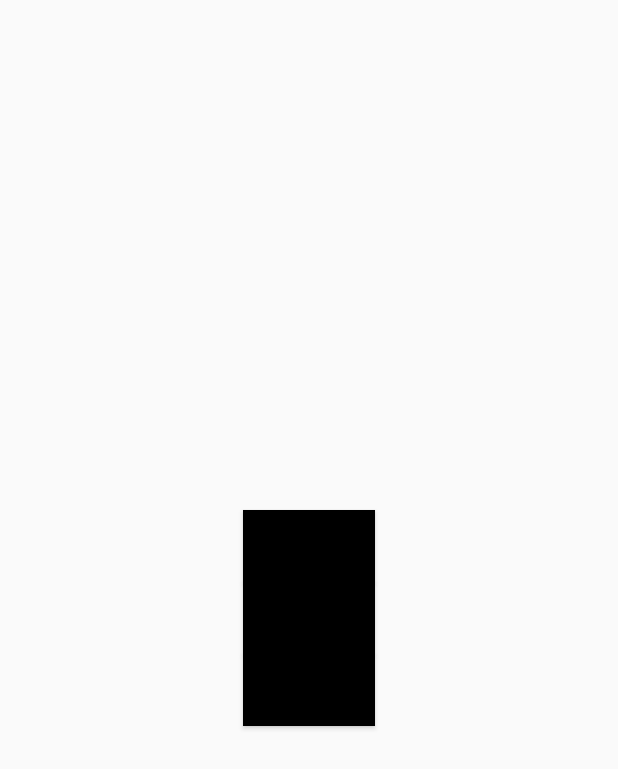
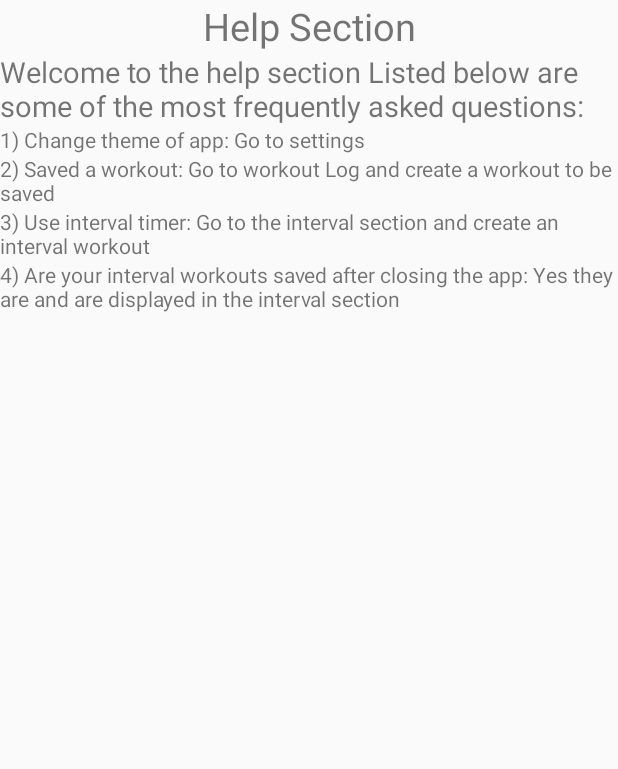
Before and after one commit to jnmayo23/WorkoutTracker, an Android app: the layout fragment_help.xml on its own in the app's theme, with its tools: preview values and no code run, on a phone screen of 412 x 824 dp. Shown: the top 769 px of the screen. Run offline under Robolectric (Android 15) with nearby library versions, the phone set to English and light mode, and no system bars.

```diff
--- a/app/src/main/java/edu/quinnipiac/workouttracker/SettingsFragment.kt
+++ b/app/src/main/java/edu/quinnipiac/workouttracker/SettingsFragment.kt
@@ -15,13 +15,15 @@ class SettingsFragment : Fragment() {
         container: ViewGroup?,
         savedInstanceState: Bundle?
     ): View? {
+
+        //creating the buttons to change the theme of the app
         val view = inflater.inflate(R.layout.fragment_color, container, false)
         val redButton = view.findViewById<Button>(R.id.red)
         val greenButton = view.findViewById<Button>(R.id.green)
         val blueButton = view.findViewById<Button>(R.id.blue)
 
 
-
+        //listeners for the buttons
         redButton.setOnClickListener { changeBackgroundColor(Color.RED) }
         greenButton.setOnClickListener { changeBackgroundColor(Color.GREEN) }
         blueButton.setOnClickListener { changeBackgroundColor(Color.BLUE) }
@@ -30,6 +32,7 @@ class SettingsFragment : Fragment() {
     }
 
     private fun changeBackgroundColor(color: Int) {
+        //changes the background color
         activity?.window?.decorView?.setBackgroundColor(color)
     }
 }
--- a/app/src/main/java/edu/quinnipiac/workouttracker/WorkoutList.kt
+++ b/app/src/main/java/edu/quinnipiac/workouttracker/WorkoutList.kt
@@ -2,6 +2,7 @@ package edu.quinnipiac.workouttracker
 
 import java.time.Duration
 
+//list for the workout log some of the functions are not necessary
 data class WorkoutList(
     val date: String,
     val name: String,
--- a/app/src/main/res/layout/fragment_help.xml
+++ b/app/src/main/res/layout/fragment_help.xml
@@ -2,28 +2,46 @@
     xmlns:android="http://schemas.android.com/apk/res/android"
     android:layout_width="match_parent"
     android:layout_height="match_parent"
-    android:gravity="center"
+    android:gravity="top"
     android:orientation="vertical">
 
-    <Button
-        android:id="@+id/red"
-        android:layout_width="wrap_content"
+    <TextView
+        android:id="@+id/textview7"
+        android:layout_width="match_parent"
         android:layout_height="wrap_content"
-        android:background="@color/black"
-        android:text="Red" />
+        android:gravity="center"
+        android:textSize="25dp"
+        android:text="Help Section"/>
 
-    <Button
-        android:id="@+id/green"
-        android:layout_width="wrap_content"
+    <TextView
+        android:id="@+id/textview5"
+        android:layout_width="match_parent"
         android:layout_height="wrap_content"
-        android:background="@color/black"
-        android:text="Green" />
+        android:textSize="19dp"
+        android:text="Welcome to the help section Listed below are some of the most frequently asked questions:"/>
 
-    <Button
-        android:id="@+id/blue"
-        android:layout_width="wrap_content"
+    <TextView
+        android:id="@+id/textview1"
+        android:layout_width="match_parent"
         android:layout_height="wrap_content"
-        android:background="@color/black"
-        android:text="Blue" />
+        android:text="1) Change theme of app: Go to settings"/>
+
+    <TextView
+        android:id="@+id/textview2"
+        android:layout_width="match_parent"
+        android:layout_height="wrap_content"
+        android:text="2) Saved a workout: Go to workout Log and create a workout to be saved"/>
+
+    <TextView
+        android:id="@+id/textview3"
+        android:layout_width="match_parent"
+        android:layout_height="wrap_content"
+        android:text="3) Use interval timer: Go to the interval section and create an interval workout"/>
+
+    <TextView
+        android:id="@+id/textview4"
+        android:layout_width="match_parent"
+        android:layout_height="wrap_content"
+        android:text="4) Are your interval workouts saved after closing the app: Yes they are and are displayed in the interval section"/>
 
 </LinearLayout>
--- a/app/src/main/res/layout/fragment_workout_log.xml
+++ b/app/src/main/res/layout/fragment_workout_log.xml
@@ -49,7 +49,7 @@
             android:id="@+id/testView"
             android:layout_width="wrap_content"
             android:layout_height="wrap_content"
-            android:text="eee"
+            android:text=""
             />
 
     </LinearLayout>
```
Also changed, not shown: app/src/main/java/edu/quinnipiac/workouttracker/HelpFragment.kt (+4 -28 lines), app/src/main/java/edu/quinnipiac/workouttracker/WorkoutLogFragment.kt (+16 -2 lines), app/src/main/res/layout/list_item_rule.xml (+32 -0 lines).
